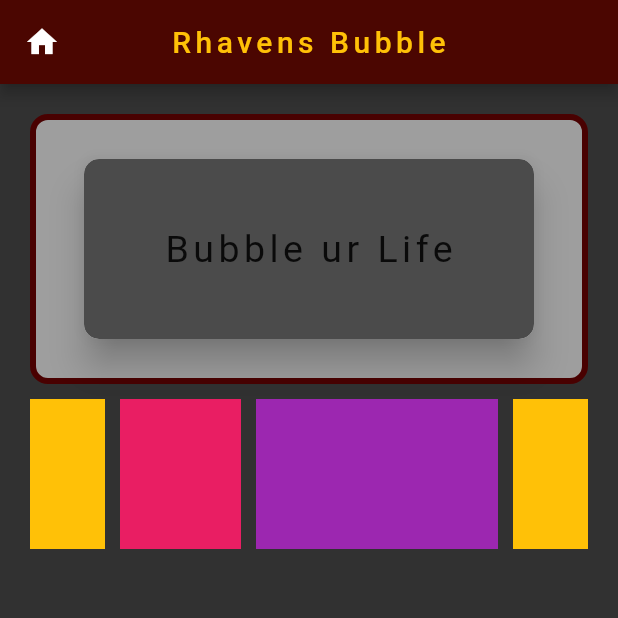
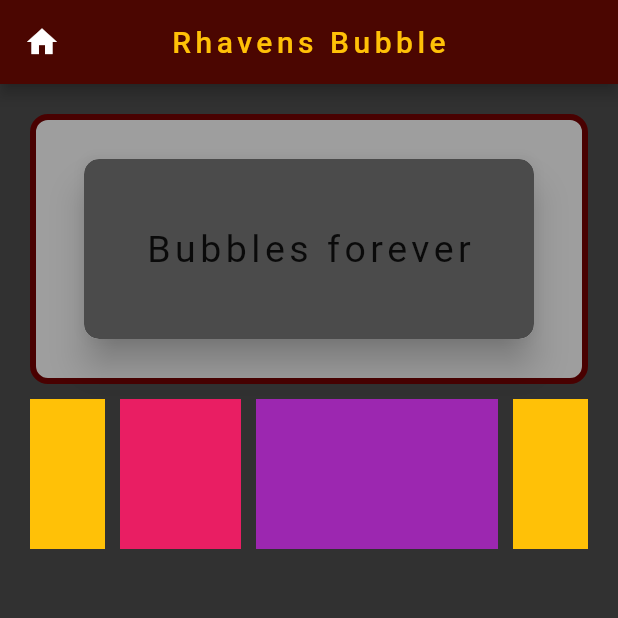
Before and after one commit to e7a-0-e7a/Dart---Flutter, a Flutter app: the screen it shows after launch, on a phone screen of 412 x 824 dp, the top half of it. Run offline on Flutter 3.47's test engine with Material 2 defaults, Android fonts, the phone set to English and light mode, and no system bars; Roboto replaces fonts that are missing (JetBrains Mono).

Commit message:
modify RectImage_class

```diff
--- a/flutter_grundlagen/lib/presentation/widgets_examples/widgeds_examples_page.dart
+++ b/flutter_grundlagen/lib/presentation/widgets_examples/widgeds_examples_page.dart
@@ -1,7 +1,6 @@
 import 'package:flutter/material.dart';
 import 'package:fluttergrundlagen/presentation/widgets_examples/widgets/container_text_example.dart';
 import 'package:fluttergrundlagen/presentation/widgets_examples/widgets/profile_picture.dart';
-import 'package:fluttergrundlagen/presentation/widgets_examples/widgets/rectangular_image.dart';
 import 'package:fluttergrundlagen/presentation/widgets_examples/widgets/row_expanded_example.dart';
 
 class WidgetsExamplesPage extends StatelessWidget {
--- a/flutter_grundlagen/lib/presentation/widgets_examples/widgets/container_text_example.dart
+++ b/flutter_grundlagen/lib/presentation/widgets_examples/widgets/container_text_example.dart
@@ -27,7 +27,7 @@ class ContainerTextExamples extends StatelessWidget {
               borderRadius: BorderRadius.circular(10),
             ),
             child: const Text(
-              "Bubble ur Life",
+              "Bubbles forever",
               style: TextStyle(
                   fontFamily: "Roboto", fontSize: 25, letterSpacing: 3),
             ),
```
